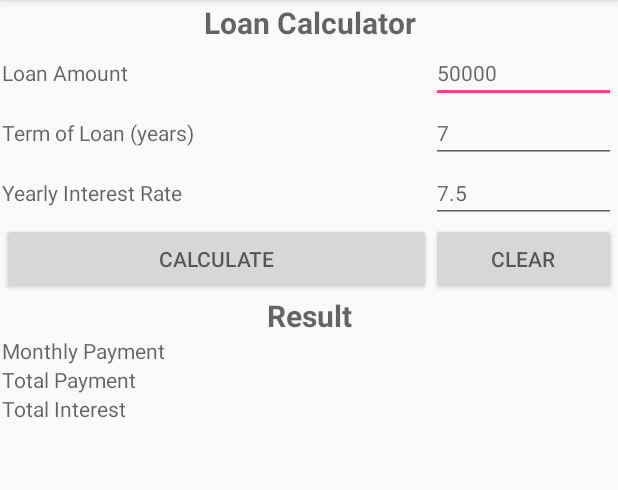
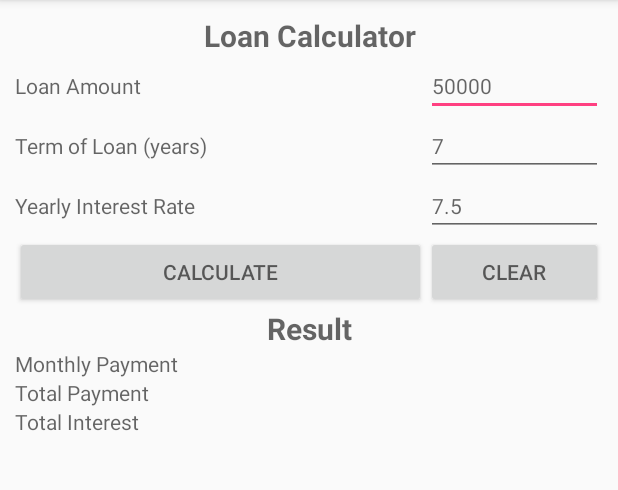
Before and after one commit to kimhyonh/lab2-calculator, an Android app: the screen it shows after launch (MainActivity), on a phone screen of 412 x 824 dp, the part 84-574 px from its top. Run offline under Robolectric (Android 15) with nearby library versions, the phone set to English and light mode, and no system bars.

Commit message:
add padding to the outermost layout

```diff
--- a/app/src/main/res/layout/activity_main.xml
+++ b/app/src/main/res/layout/activity_main.xml
@@ -9,7 +9,7 @@
     <LinearLayout
         android:layout_width="match_parent"
         android:layout_height="match_parent"
-        android:padding="2px"
+        android:padding="10dp"
         android:orientation="vertical">
 
         <LinearLayout
```
